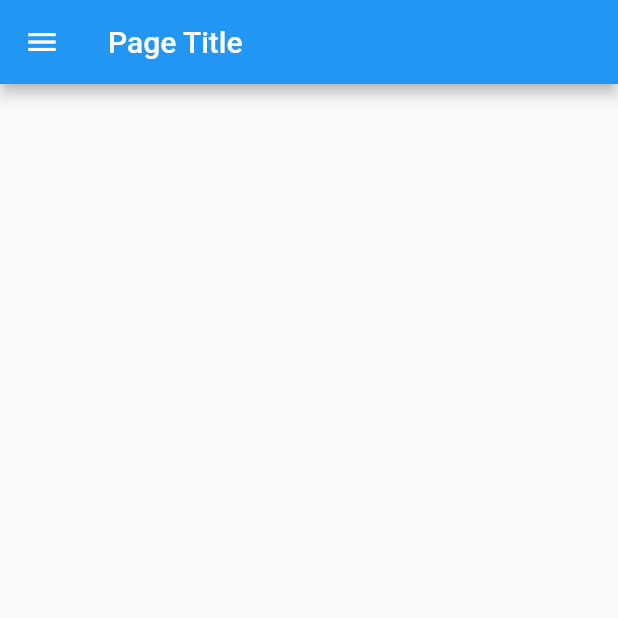
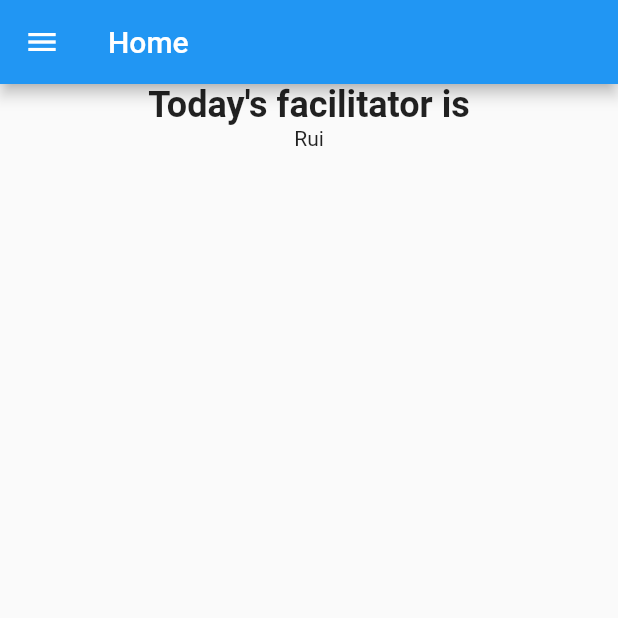
Before and after one commit to reeli/roster, a Flutter app: the screen it shows after launch, on a phone screen of 412 x 824 dp, the top half of it. Run offline on Flutter 3.47's test engine with Material 2 defaults, Android fonts, the phone set to English and light mode, and no system bars.

Commit message:
update drawer

```diff
--- a/lib/main.dart
+++ b/lib/main.dart
@@ -19,7 +19,7 @@ class HomePage extends StatelessWidget {
   @override
   Widget build(BuildContext context) {
     return Scaffold(
-      appBar: AppBar(title: const Text("Page Title")),
+        appBar: AppBar(title: const Text("Home")),
         drawer: Drawer(
           child: ListView(
             children: [
@@ -29,6 +29,7 @@ class HomePage extends StatelessWidget {
               ListTile(
                 title: const Text("Title 1"),
                 onTap: () {
+                  Navigator.pop(context);
                   Navigator.push(
                       context,
                       MaterialPageRoute(
@@ -42,7 +43,15 @@ class HomePage extends StatelessWidget {
             ],
           ),
         ),
-    );
+        body: Column(children: const [
+          Center(
+            child: Text(
+              "Today's facilitator is",
+              style: TextStyle(fontSize: 24, fontWeight: FontWeight.bold),
+            ),
+          ),
+          Text("Rui")
+        ]));
   }
 }
 
```
Lines whose indentation alone changed are shown as unchanged.
